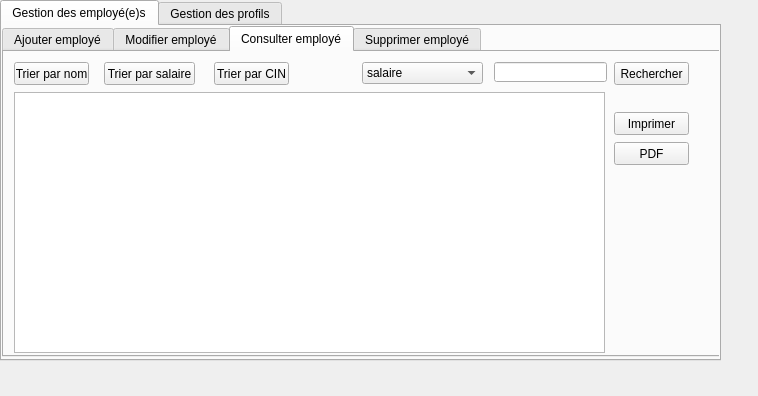
This is gest_emp_auth.ui in ahmedmanaa21/Projet2A10_SmartCinema as Qt 5 draws it before an edit. The edited form follows.
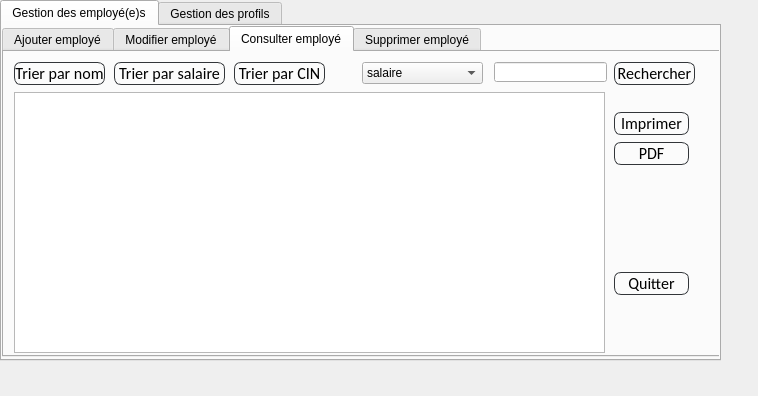
This is the edited form. The open tabs and pages were chosen to show the change.

Patch:
```diff
--- a/gest_emp_auth.ui
+++ b/gest_emp_auth.ui
@@ -492,10 +492,37 @@
         <rect>
          <x>10</x>
          <y>10</y>
-         <width>75</width>
+         <width>91</width>
          <height>23</height>
         </rect>
        </property>
+       <property name="styleSheet">
+        <string notr="true">QPushButton
+{
+	background: transparent;
+	border-style:solid;
+	border-radius:7px;
+	border-width:1px;
+border-color: rgb(50, 53, 57);
+	color:rgb(0,0,0);
+	font-size:16px;
+font-family:Calibri;
+}
+
+QPushButton:hover
+{
+	background-color: #00000000;
+	border-color: rgb(30, 227, 0);
+	/*color:rgb(30, 227, 0);*/
+}
+
+QPushButton:focus
+{
+	background-color:  rgb(30, 227, 0);
+	border-color: rgba(30, 227, 0,0);
+	color:rgb(255, 255, 255);
+}</string>
+       </property>
        <property name="text">
         <string>Trier par nom</string>
        </property>
@@ -503,12 +530,39 @@
       <widget class="QPushButton" name="pushButton_trisalaire">
        <property name="geometry">
         <rect>
-         <x>100</x>
+         <x>110</x>
          <y>10</y>
-         <width>91</width>
+         <width>111</width>
          <height>23</height>
         </rect>
        </property>
+       <property name="styleSheet">
+        <string notr="true">QPushButton
+{
+	background: transparent;
+	border-style:solid;
+	border-radius:7px;
+	border-width:1px;
+border-color: rgb(50, 53, 57);
+	color:rgb(0,0,0);
+	font-size:16px;
+font-family:Calibri;
+}
+
+QPushButton:hover
+{
+	background-color: #00000000;
+	border-color: rgb(30, 227, 0);
+	/*color:rgb(30, 227, 0);*/
+}
+
+QPushButton:focus
+{
+	background-color:  rgb(30, 227, 0);
+	border-color: rgba(30, 227, 0,0);
+	color:rgb(255, 255, 255);
+}</string>
+       </property>
        <property name="text">
         <string>Trier par salaire</string>
        </property>
@@ -516,12 +570,39 @@
       <widget class="QPushButton" name="pushButton_tricin">
        <property name="geometry">
         <rect>
-         <x>210</x>
+         <x>230</x>
          <y>10</y>
-         <width>75</width>
+         <width>91</width>
          <height>23</height>
         </rect>
        </property>
+       <property name="styleSheet">
+        <string notr="true">QPushButton
+{
+	background: transparent;
+	border-style:solid;
+	border-radius:7px;
+	border-width:1px;
+border-color: rgb(50, 53, 57);
+	color:rgb(0,0,0);
+	font-size:16px;
+font-family:Calibri;
+}
+
+QPushButton:hover
+{
+	background-color: #00000000;
+	border-color: rgb(30, 227, 0);
+	/*color:rgb(30, 227, 0);*/
+}
+
+QPushButton:focus
+{
+	background-color:  rgb(30, 227, 0);
+	border-color: rgba(30, 227, 0,0);
+	color:rgb(255, 255, 255);
+}</string>
+       </property>
        <property name="text">
         <string>Trier par CIN</string>
        </property>
@@ -531,10 +612,37 @@
         <rect>
          <x>610</x>
          <y>10</y>
-         <width>75</width>
+         <width>81</width>
          <height>23</height>
         </rect>
        </property>
+       <property name="styleSheet">
+        <string notr="true">QPushButton
+{
+	background: transparent;
+	border-style:solid;
+	border-radius:7px;
+	border-width:1px;
+border-color: rgb(50, 53, 57);
+	color:rgb(0,0,0);
+	font-size:16px;
+font-family:Calibri;
+}
+
+QPushButton:hover
+{
+	background-color: #00000000;
+	border-color: rgb(30, 227, 0);
+	/*color:rgb(30, 227, 0);*/
+}
+
+QPushButton:focus
+{
+	background-color:  rgb(30, 227, 0);
+	border-color: rgba(30, 227, 0,0);
+	color:rgb(255, 255, 255);
+}</string>
+       </property>
        <property name="text">
         <string>Rechercher</string>
        </property>
@@ -586,6 +694,33 @@
          <height>23</height>
         </rect>
        </property>
+       <property name="styleSheet">
+        <string notr="true">QPushButton
+{
+	background: transparent;
+	border-style:solid;
+	border-radius:7px;
+	border-width:1px;
+border-color: rgb(50, 53, 57);
+	color:rgb(0,0,0);
+	font-size:16px;
+font-family:Calibri;
+}
+
+QPushButton:hover
+{
+	background-color: #00000000;
+	border-color: rgb(30, 227, 0);
+	/*color:rgb(30, 227, 0);*/
+}
+
+QPushButton:focus
+{
+	background-color:  rgb(30, 227, 0);
+	border-color: rgba(30, 227, 0,0);
+	color:rgb(255, 255, 255);
+}</string>
+       </property>
        <property name="text">
         <string>Imprimer</string>
        </property>
@@ -599,10 +734,77 @@
          <height>23</height>
         </rect>
        </property>
+       <property name="styleSheet">
+        <string notr="true">QPushButton
+{
+	background: transparent;
+	border-style:solid;
+	border-radius:7px;
+	border-width:1px;
+border-color: rgb(50, 53, 57);
+	color:rgb(0,0,0);
+	font-size:16px;
+font-family:Calibri;
+}
+
+QPushButton:hover
+{
+	background-color: #00000000;
+	border-color: rgb(30, 227, 0);
+	/*color:rgb(30, 227, 0);*/
+}
+
+QPushButton:focus
+{
+	background-color:  rgb(30, 227, 0);
+	border-color: rgba(30, 227, 0,0);
+	color:rgb(255, 255, 255);
+}</string>
+       </property>
        <property name="text">
         <string>PDF</string>
        </property>
       </widget>
+      <widget class="QPushButton" name="pushButton_3">
+       <property name="geometry">
+        <rect>
+         <x>610</x>
+         <y>220</y>
+         <width>75</width>
+         <height>23</height>
+        </rect>
+       </property>
+       <property name="styleSheet">
+        <string notr="true">QPushButton
+{
+	background: transparent;
+	border-style:solid;
+	border-radius:7px;
+	border-width:1px;
+border-color: rgb(50, 53, 57);
+	color:rgb(0,0,0);
+	font-size:16px;
+font-family:Calibri;
+}
+
+QPushButton:hover
+{
+	background-color: #00000000;
+	border-color: rgb(255, 0, 0);
+	/*color:rgb(30, 227, 0);*/
+}
+
+QPushButton:focus
+{
+	background-color: rgb(255, 0, 0);
+	border-color:rgb(255, 0, 0);
+	color:rgb(255, 255, 255);
+}</string>
+       </property>
+       <property name="text">
+        <string>Quitter</string>
+       </property>
+      </widget>
      </widget>
      <widget class="QWidget" name="tab_6">
       <attribute name="title">
```
Left out of the diff: 608 changed lines with no effect on the pictures.
